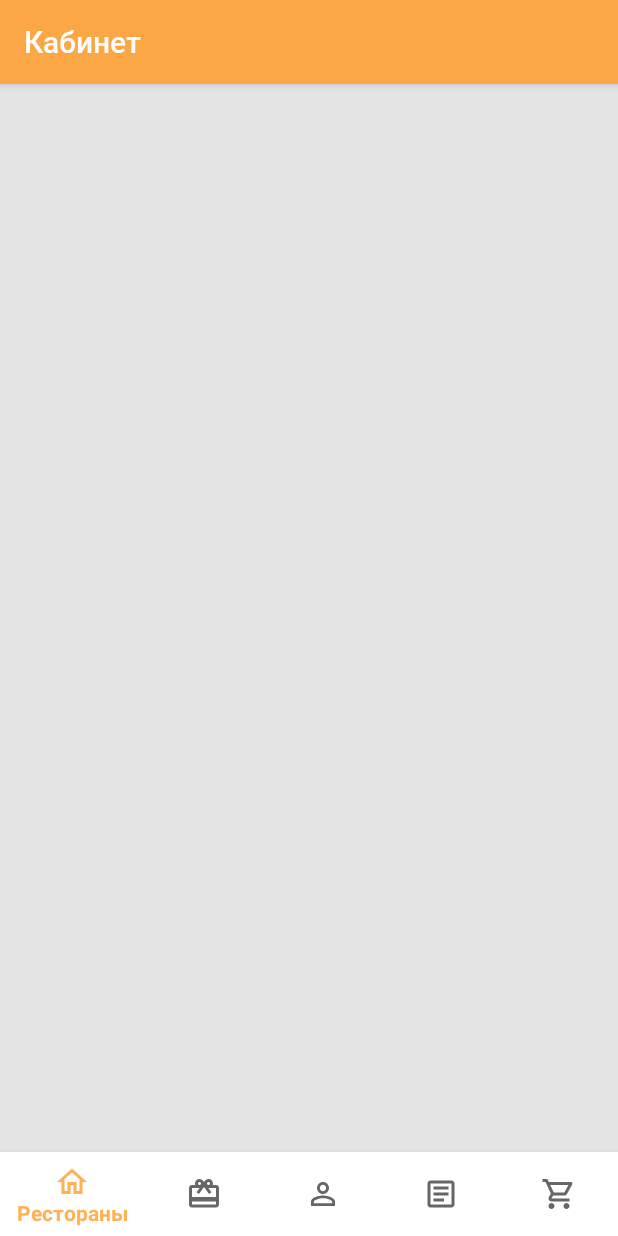
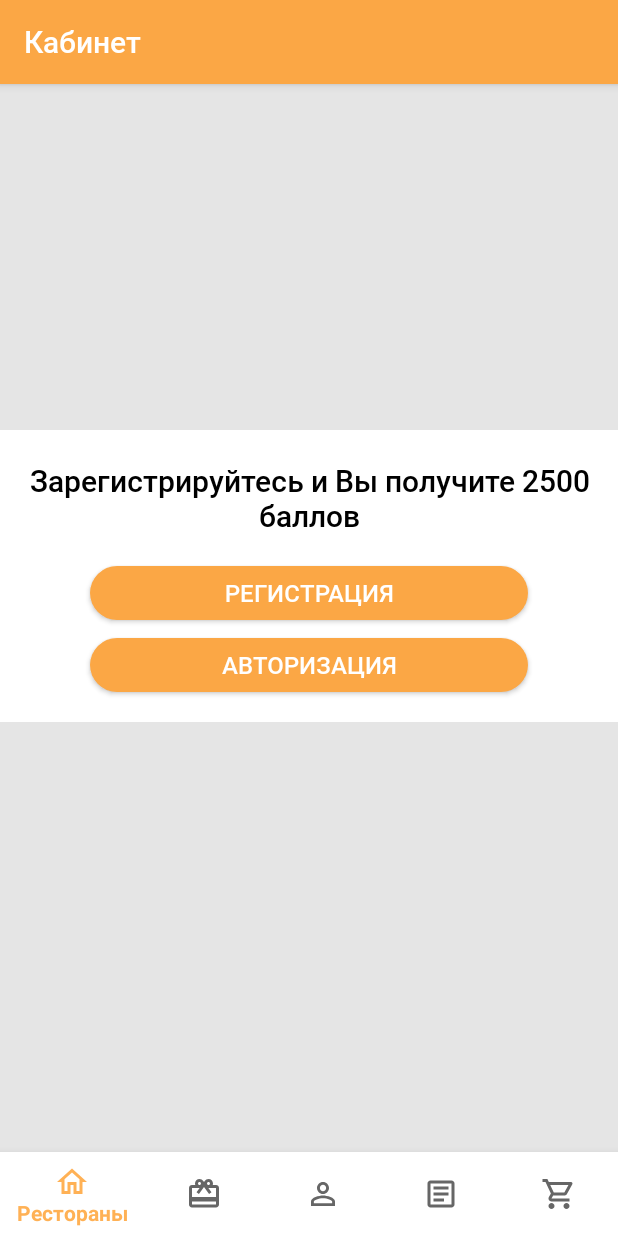
Before and after one commit to damirbaisalov/bikli, an Android app: the fragment UserFragment placed in its activity, on a phone screen of 412 x 824 dp. Run offline under Robolectric (Android 15) with nearby library versions, the phone set to English and light mode, and no system bars; our stand-ins replace Shimmer; libraries missing offline, so code that uses them is left out: retrofit2.converter.jackson; 3 statements that could not run were skipped.

Commit message:
Added xml for user-fragment 1st entrance not logged in

```diff
--- a/app/src/main/java/kz/bfgroup/bikli/main_window/home_fragment/presentation/view/CafeViewHolder.kt
+++ b/app/src/main/java/kz/bfgroup/bikli/main_window/home_fragment/presentation/view/CafeViewHolder.kt
@@ -43,8 +43,8 @@ class CafeViewHolder(itemView: View): RecyclerView.ViewHolder(itemView) {
 
 //      val formatter = DateTimeFormatter.ofPattern("yy-mm-dd HH:mm:ss")
 
-        val cafeEndTime = cafeApiData.timeend?.substring(11,19)
-        val cafeNowTime = cafeApiData.now?.substring(11,19)
+//        val cafeEndTime = cafeApiData.timeend?.substring(11,19)
+//        val cafeNowTime = cafeApiData.now?.substring(11,19)
 
 //        val cafeEndTimeParsed = ZonedDateTime.parse(cafeEndTime, formatter)
 //        val cafeNowTimeParsed = ZonedDateTime.parse(cafeNowTime, formatter)
--- /dev/null
+++ b/app/src/main/res/drawable/bg_fragment_user_reg_button.xml
@@ -0,0 +1,15 @@
+<?xml version="1.0" encoding="utf-8"?>
+<shape xmlns:android="http://schemas.android.com/apk/res/android"
+    android:shape="rectangle">
+
+    <solid
+        android:color="@color/primary_bikli_orange"/>
+
+    <corners
+        android:radius="40dp"/>
+
+    <!--    <stroke-->
+    <!--        android:width="3dp"-->
+    <!--        android:color="@color/enabled_button_reg"/>-->
+
+</shape>
--- a/app/src/main/res/layout/fragment_user.xml
+++ b/app/src/main/res/layout/fragment_user.xml
@@ -4,5 +4,58 @@
     android:layout_height="match_parent"
     android:background="@color/bikli_background">
 
-    <include layout="@layout/fragment_user_toolbar"/>
+    <include
+        android:id="@+id/user_toolbar"
+        layout="@layout/fragment_user_toolbar"/>
+
+    <LinearLayout
+        android:id="@+id/fragment_user_linear_layout_form"
+        android:layout_width="match_parent"
+        android:layout_height="wrap_content"
+        android:background="@color/white"
+        android:gravity="center"
+        android:layout_centerInParent="true"
+        android:orientation="vertical"
+        android:paddingTop="20dp">
+
+        <TextView
+            android:layout_width="wrap_content"
+            android:layout_height="wrap_content"
+            android:layout_marginHorizontal="16dp"
+            android:fontFamily="@font/roboto_medium"
+            android:gravity="center"
+            android:text="Зарегистрируйтесь и Вы получите 2500 баллов"
+            android:textColor="@color/black"
+            android:textSize="20sp"
+            />
+
+        <Button
+            android:layout_width="match_parent"
+            android:layout_height="36dp"
+            android:layout_marginHorizontal="60dp"
+            android:layout_marginTop="20dp"
+            android:text="Регистрация"
+            android:textColor="@color/white"
+            android:textSize="16sp"
+            android:gravity="center"
+            android:fontFamily="@font/roboto_medium"
+            android:background="@drawable/bg_fragment_user_reg_button"
+            />
+
+        <Button
+            android:layout_width="match_parent"
+            android:layout_height="36dp"
+            android:layout_marginHorizontal="60dp"
+            android:layout_marginTop="12dp"
+            android:text="Авторизация"
+            android:textColor="@color/white"
+            android:textSize="16sp"
+            android:gravity="center"
+            android:fontFamily="@font/roboto_medium"
+            android:background="@drawable/bg_fragment_user_reg_button"
+            android:layout_marginBottom="20dp"
+            />
+
+    </LinearLayout>
+
 </RelativeLayout>
```
